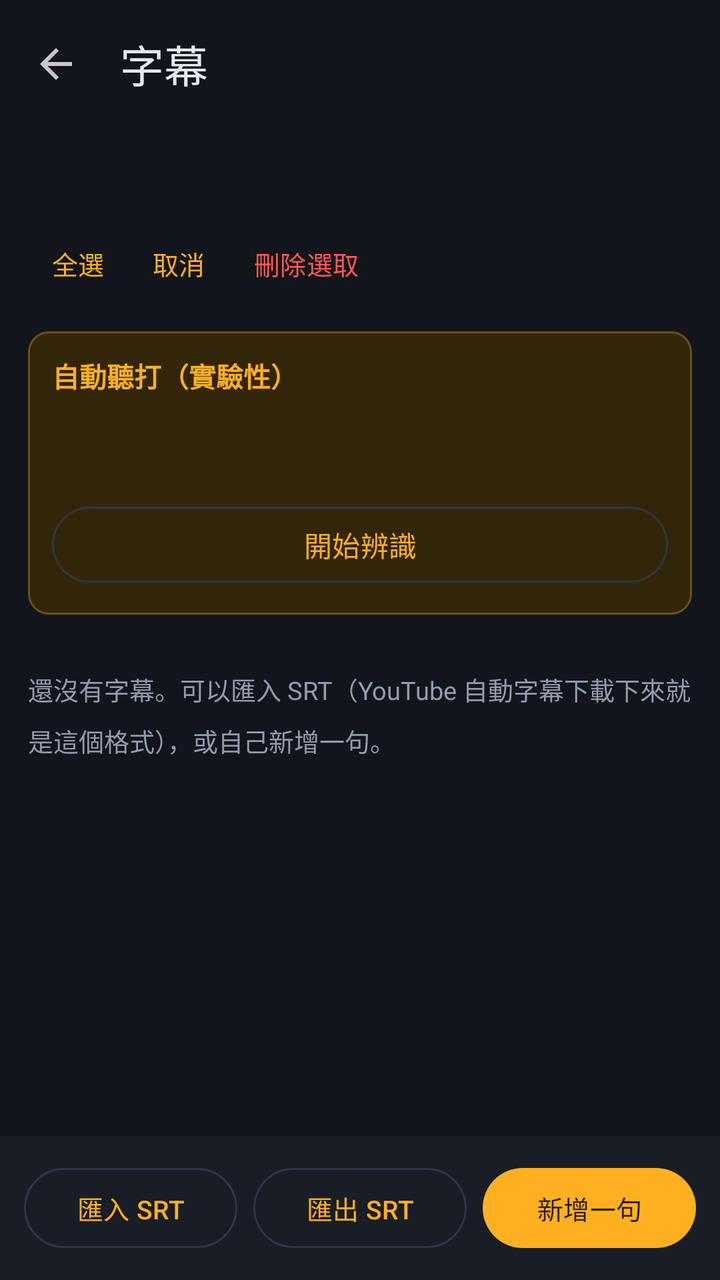
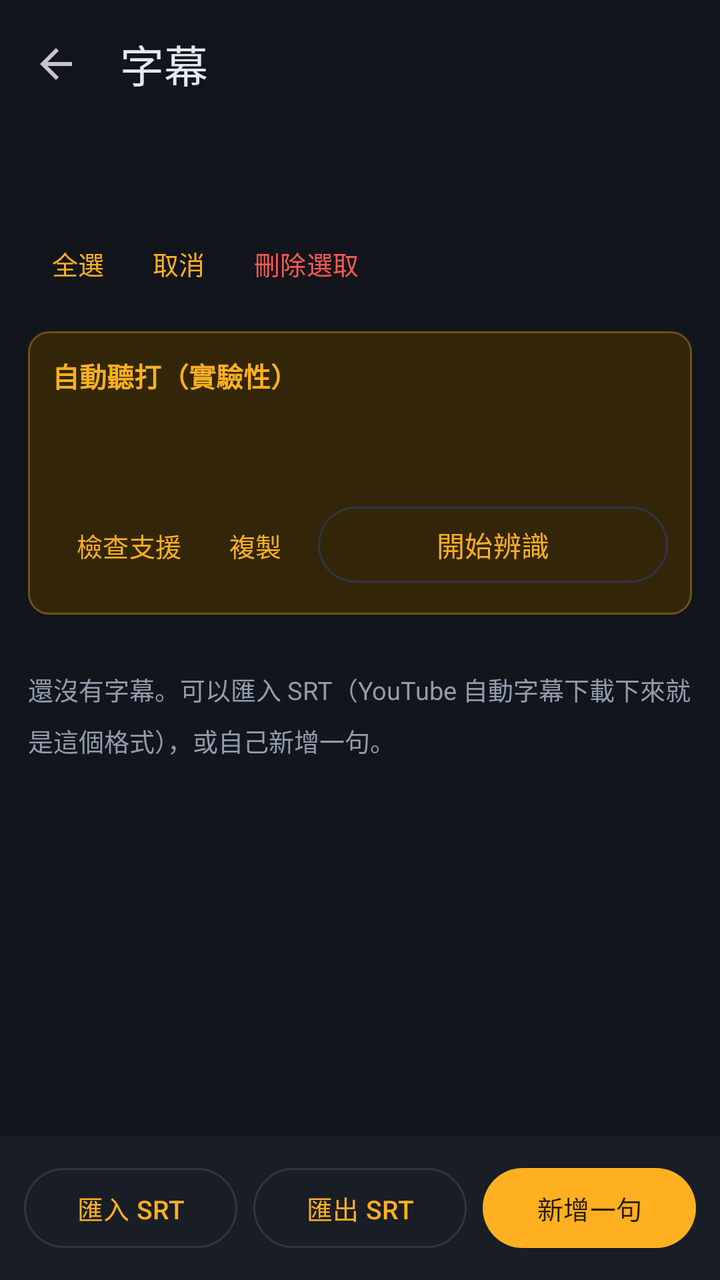

The first picture is an Android layout as it rendered before a commit; the second is the same layout after the commit. The layout source and the unified diff follow.
<!-- AndroidManifest.xml: application theme Theme.VlogStitch -->
<!-- res/layout/activity_subtitles.xml -->
<?xml version="1.0" encoding="utf-8"?>
<LinearLayout xmlns:android="http://schemas.android.com/apk/res/android"
    xmlns:app="http://schemas.android.com/apk/res-auto"
    android:layout_width="match_parent" android:layout_height="match_parent"
    android:orientation="vertical" android:background="@color/ink"
    android:fitsSystemWindows="true">

    <com.google.android.material.appbar.MaterialToolbar android:id="@+id/toolbar"
        android:layout_width="match_parent" android:layout_height="?attr/actionBarSize"
        android:background="@color/ink" app:title="@string/subtitles"
        app:titleTextColor="@color/text"
        app:navigationIcon="?attr/homeAsUpIndicator" />

    <LinearLayout android:layout_width="match_parent" android:layout_height="wrap_content"
        android:orientation="vertical" android:paddingStart="14dp" android:paddingEnd="14dp">
        <TextView android:id="@+id/count"
            android:layout_width="match_parent" android:layout_height="wrap_content"
            android:textColor="@color/text" android:textSize="15sp" android:textStyle="bold" />
        <TextView android:id="@+id/hint"
            android:layout_width="match_parent" android:layout_height="wrap_content"
            style="@style/Label" android:paddingTop="2dp" />
        <LinearLayout android:layout_width="match_parent" android:layout_height="wrap_content"
            android:orientation="horizontal" android:paddingTop="8dp">
            <com.google.android.material.button.MaterialButton android:id="@+id/btnSelectAll"
                style="@style/Widget.Material3.Button.TextButton"
                android:layout_width="wrap_content" android:layout_height="40dp"
                android:minWidth="0dp" android:textSize="13sp" android:text="@string/select_all" />
            <com.google.android.material.button.MaterialButton android:id="@+id/btnSelectNone"
                style="@style/Widget.Material3.Button.TextButton"
                android:layout_width="wrap_content" android:layout_height="40dp"
                android:minWidth="0dp" android:textSize="13sp" android:text="@string/select_none" />
            <com.google.android.material.button.MaterialButton android:id="@+id/btnDelete"
                style="@style/Widget.Material3.Button.TextButton"
                android:layout_width="wrap_content" android:layout_height="40dp"
                android:minWidth="0dp" android:textSize="13sp" android:textColor="@color/danger"
                android:text="@string/delete_selected" />
        </LinearLayout>
    </LinearLayout>

    <LinearLayout android:id="@+id/asrBox"
        android:layout_width="match_parent" android:layout_height="wrap_content"
        android:orientation="vertical" android:layout_margin="14dp"
        android:padding="12dp" android:background="@drawable/banner_warn">
        <TextView android:layout_width="match_parent" android:layout_height="wrap_content"
            android:text="@string/asr_title" android:textColor="@color/accent"
            android:textSize="13.5sp" android:textStyle="bold" />
        <TextView android:id="@+id/asrHint"
            android:layout_width="match_parent" android:layout_height="wrap_content"
            style="@style/Label" android:paddingTop="3dp"
            android:lineSpacingMultiplier="1.35" />
        <com.google.android.material.progressindicator.LinearProgressIndicator
            android:id="@+id/asrProgress"
            android:layout_width="match_parent" android:layout_height="wrap_content"
            android:layout_marginTop="8dp" android:max="100" android:progress="0"
            android:visibility="gone" />
        <TextView android:id="@+id/asrStatus"
            android:layout_width="match_parent" android:layout_height="wrap_content"
            style="@style/Label" android:paddingTop="6dp" />
        <com.google.android.material.button.MaterialButton android:id="@+id/btnAsr"
            style="@style/Widget.Material3.Button.OutlinedButton"
            android:layout_width="match_parent" android:layout_height="46dp"
            android:layout_marginTop="8dp" android:text="@string/asr_start" />
    </LinearLayout>

    <TextView android:id="@+id/empty"
        android:layout_width="match_parent" android:layout_height="wrap_content"
        android:padding="14dp" style="@style/Label" android:lineSpacingMultiplier="1.4"
        android:text="@string/sub_empty" />

    <androidx.recyclerview.widget.RecyclerView android:id="@+id/list"
        android:layout_width="match_parent" android:layout_height="0dp"
        android:layout_weight="1" android:paddingStart="14dp" android:paddingEnd="14dp"
        android:clipToPadding="false" />

    <LinearLayout android:layout_width="match_parent" android:layout_height="wrap_content"
        android:orientation="horizontal" android:background="@color/panel"
        android:padding="12dp">
        <com.google.android.material.button.MaterialButton android:id="@+id/btnImport"
            style="@style/Widget.Material3.Button.OutlinedButton"
            android:layout_width="0dp" android:layout_height="48dp"
            android:layout_weight="1" android:textSize="13sp" android:text="@string/import_srt" />
        <com.google.android.material.button.MaterialButton android:id="@+id/btnExport"
            style="@style/Widget.Material3.Button.OutlinedButton"
            android:layout_width="0dp" android:layout_height="48dp"
            android:layout_weight="1" android:layout_marginStart="8dp"
            android:textSize="13sp" android:text="@string/export_srt" />
        <com.google.android.material.button.MaterialButton android:id="@+id/btnAdd"
            android:layout_width="0dp" android:layout_height="48dp"
            android:layout_weight="1" android:layout_marginStart="8dp"
            android:textSize="13sp" android:text="@string/add_sub" />
    </LinearLayout>
</LinearLayout>
<!-- resources referenced by this layout -->
<resources>
  <color name="accent">#FFB020</color>
  <color name="danger">#FF5A52</color>
  <color name="ink">#12151C</color>
  <color name="panel">#191D25</color>
  <color name="text">#E6E9EF</color>
  <!-- drawable banner_warn (drawable) -->
  <?xml version="1.0" encoding="utf-8"?>
  <shape xmlns:android="http://schemas.android.com/apk/res/android" android:shape="rectangle">
      <solid android:color="#332608" />
      <stroke android:width="1dp" android:color="#6B5216" />
      <corners android:radius="10dp" />
  </shape>
  <string name="add_sub">新增一句</string>
  <string name="asr_start">開始辨識</string>
  <string name="asr_title">自動聽打（實驗性）</string>
  <string name="delete_selected">刪除選取</string>
  <string name="export_srt">匯出 SRT</string>
  <string name="import_srt">匯入 SRT</string>
  <string name="select_all">全選</string>
  <string name="select_none">取消</string>
  <string name="sub_empty">還沒有字幕。可以匯入 SRT（YouTube 自動字幕下載下來就是這個格式），或自己新增一句。</string>
  <string name="subtitles">字幕</string>
  <style name="Label">
          <item name="android:textColor">@color/dim</item>
          <item name="android:textSize">12.5sp</item>
      </style>
  <style name="Theme.VlogStitch" parent="Theme.Material3.Dark.NoActionBar">
          <item name="colorPrimary">@color/accent</item>
          <item name="colorOnPrimary">@color/accent_ink</item>
          <item name="colorSecondary">@color/accent</item>
          <item name="colorOnSecondary">@color/accent_ink</item>
          <item name="colorSurface">@color/panel</item>
          <item name="colorOnSurface">@color/text</item>
          <item name="colorSurfaceVariant">@color/panel2</item>
          <item name="colorOnSurfaceVariant">@color/dim</item>
          <item name="colorOutline">@color/line</item>
          <item name="colorError">@color/danger</item>
          <item name="android:colorBackground">@color/ink</item>
          <item name="android:statusBarColor">@color/ink</item>
          <item name="android:navigationBarColor">@color/ink</item>
          <item name="android:windowLightStatusBar">false</item>
      </style>
  <color name="dim">#929CAD</color>
  <color name="accent_ink">#2A1C00</color>
  <color name="panel2">#222833</color>
  <color name="line">#2E3646</color>
</resources>

<!-- the commit's change to res/layout/activity_subtitles.xml (unified diff, before → after) -->
@@ -56,10 +56,32 @@
         <TextView android:id="@+id/asrStatus"
             android:layout_width="match_parent" android:layout_height="wrap_content"
             style="@style/Label" android:paddingTop="6dp" />
-        <com.google.android.material.button.MaterialButton android:id="@+id/btnAsr"
-            style="@style/Widget.Material3.Button.OutlinedButton"
-            android:layout_width="match_parent" android:layout_height="46dp"
-            android:layout_marginTop="8dp" android:text="@string/asr_start" />
+        <ScrollView android:id="@+id/asrLogScroll"
+            android:layout_width="match_parent" android:layout_height="150dp"
+            android:layout_marginTop="8dp" android:background="@color/ink"
+            android:padding="8dp" android:visibility="gone">
+            <TextView android:id="@+id/asrLog"
+                android:layout_width="match_parent" android:layout_height="wrap_content"
+                android:fontFamily="monospace" android:textSize="10.5sp"
+                android:textColor="@color/dim" android:lineSpacingMultiplier="1.35"
+                android:textIsSelectable="true" />
+        </ScrollView>
+        <LinearLayout android:layout_width="match_parent" android:layout_height="wrap_content"
+            android:orientation="horizontal" android:layout_marginTop="8dp">
+            <com.google.android.material.button.MaterialButton android:id="@+id/btnAsrCheck"
+                style="@style/Widget.Material3.Button.TextButton"
+                android:layout_width="wrap_content" android:layout_height="46dp"
+                android:minWidth="0dp" android:textSize="13sp" android:text="@string/asr_check" />
+            <com.google.android.material.button.MaterialButton android:id="@+id/btnAsrCopy"
+                style="@style/Widget.Material3.Button.TextButton"
+                android:layout_width="wrap_content" android:layout_height="46dp"
+                android:minWidth="0dp" android:textSize="13sp" android:text="@string/copy_log" />
+            <com.google.android.material.button.MaterialButton android:id="@+id/btnAsr"
+                style="@style/Widget.Material3.Button.OutlinedButton"
+                android:layout_width="0dp" android:layout_height="46dp"
+                android:layout_weight="1" android:layout_marginStart="6dp"
+                android:text="@string/asr_start" />
+        </LinearLayout>
     </LinearLayout>
 
     <TextView android:id="@+id/empty"
<!-- resource entries referenced after the edit -->
@@ -2,6 +2,7 @@
 <resources>
   <color name="accent">#FFB020</color>
   <color name="danger">#FF5A52</color>
+  <color name="dim">#929CAD</color>
   <color name="ink">#12151C</color>
   <color name="panel">#191D25</color>
   <color name="text">#E6E9EF</color>
@@ -13,8 +14,10 @@
       <corners android:radius="10dp" />
   </shape>
   <string name="add_sub">新增一句</string>
+  <string name="asr_check">檢查支援</string>
   <string name="asr_start">開始辨識</string>
   <string name="asr_title">自動聽打（實驗性）</string>
+  <string name="copy_log">複製</string>
   <string name="delete_selected">刪除選取</string>
   <string name="export_srt">匯出 SRT</string>
   <string name="import_srt">匯入 SRT</string>
@@ -42,7 +45,6 @@
           <item name="android:navigationBarColor">@color/ink</item>
           <item name="android:windowLightStatusBar">false</item>
       </style>
-  <color name="dim">#929CAD</color>
   <color name="accent_ink">#2A1C00</color>
   <color name="panel2">#222833</color>
   <color name="line">#2E3646</color>
